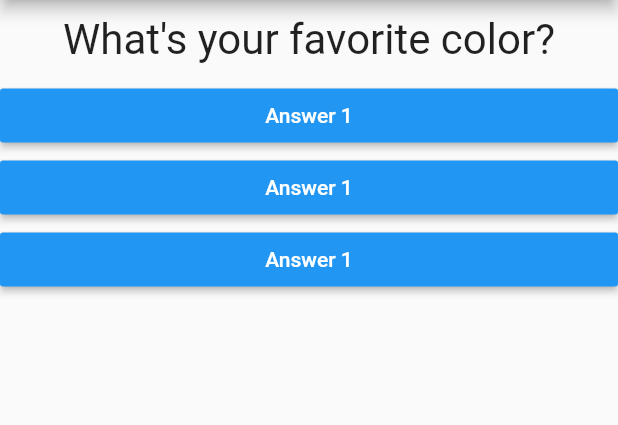
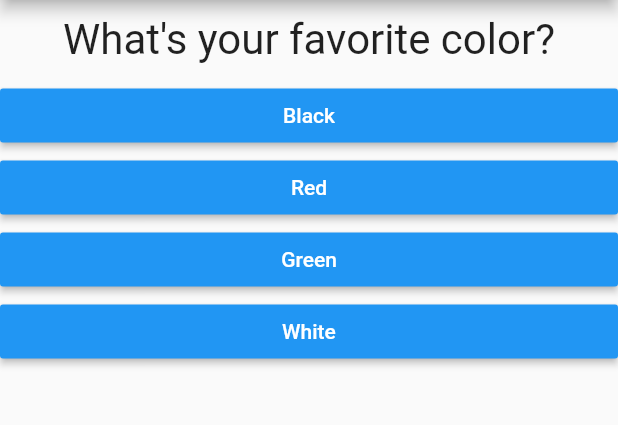
Before and after one commit to humanware/quiz_app, a Flutter app: the screen it shows after launch, on a phone screen of 412 x 824 dp, the part 84-509 px from its top. Run offline on Flutter 3.47's test engine with Material 2 defaults, Android fonts, the phone set to English and light mode, and no system bars.

Commit message:
First Commit

```diff
--- a/lib/answer.dart
+++ b/lib/answer.dart
@@ -5,8 +5,9 @@ import 'package:flutter/material.dart';
 
 class Answer extends StatelessWidget {
   final Function selectHandler;
+  final String answerText;
 
-  Answer(this.selectHandler);
+  Answer(this.selectHandler, this.answerText);
 
   @override
   Widget build(BuildContext context) {
@@ -15,7 +16,7 @@ class Answer extends StatelessWidget {
       child: RaisedButton(
         color: Colors.blue,
         textColor: Colors.white,
-        child: Text('Answer 1'),
+        child: Text(answerText),
         onPressed: selectHandler,
       ),
     );
--- a/lib/main.dart
+++ b/lib/main.dart
@@ -29,8 +29,18 @@ class _MyAppState extends State<MyApp> {
   @override
   Widget build(BuildContext context) {
     var questions = [
-      'What\'s your favorite color?',
-      'What\s your favorite animal',
+      {
+        'questionText': 'What\'s your favorite color?',
+        'answers': ['Black', 'Red', 'Green', 'White']
+      },
+      {
+        'questionText': 'What\'s your favorite animal?',
+        'answers': ['Rabit', 'Snake', 'Lion', 'Elephant']
+      },
+      {
+        'questionText': 'who\'s your favorite teacher?',
+        'answers': ['Max', 'Max', 'Max', 'Max']
+      }
     ];
     return MaterialApp(
       home: Scaffold(
@@ -40,11 +50,12 @@ class _MyAppState extends State<MyApp> {
         body: Column(
           children: [
             Question(
-              questions[_questionIndex],
+              questions[_questionIndex]['questionText'],
             ),
-            Answer(_answerQuestion),
-            Answer(_answerQuestion),
-            Answer(_answerQuestion),
+            ...(questions[_questionIndex]['answers'] as List<String>)
+                .map((answer) {
+              return Answer(_answerQuestion, answer);
+            }).toList()
           ],
         ),
       ),
```
